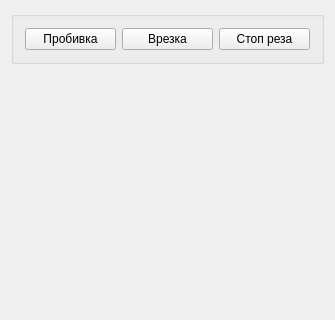
The window that phx-cnc-ui-mainform/src/CXOperTechnology.ui (superkulpa/phx-cnc-ui) describes before a commit, drawn with Qt 5; both pictures show x 0 to 335 and y 0 to 320 of the 335 by 679 pixel window.
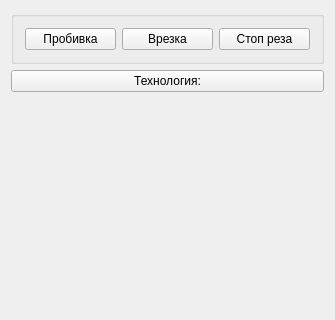
The same window after the commit. Custom widgets are drawn as their Qt base class.

Patch:
```diff
--- a/phx-cnc-ui-mainform/src/CXOperTechnology.ui
+++ b/phx-cnc-ui-mainform/src/CXOperTechnology.ui
@@ -55,7 +55,13 @@
        </layout>
       </item>
      </layout>
-     <zorder></zorder>
+    </widget>
+   </item>
+   <item>
+    <widget class="CXTouchButton" name="mTechnology">
+     <property name="text">
+      <string>Технология:</string>
+     </property>
     </widget>
    </item>
    <item>
```
